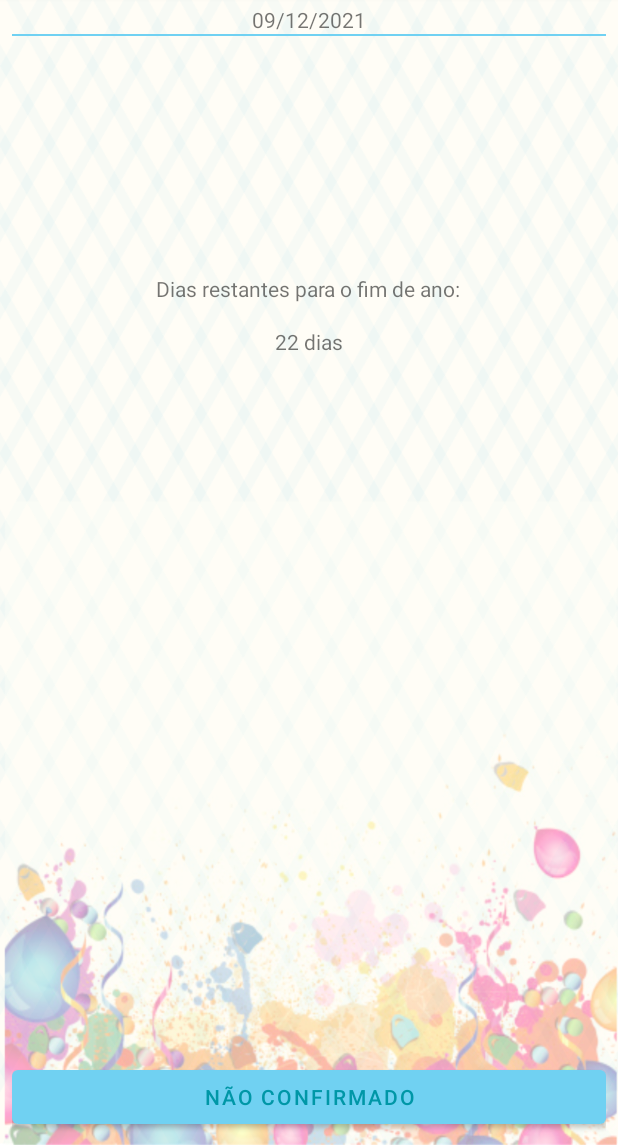
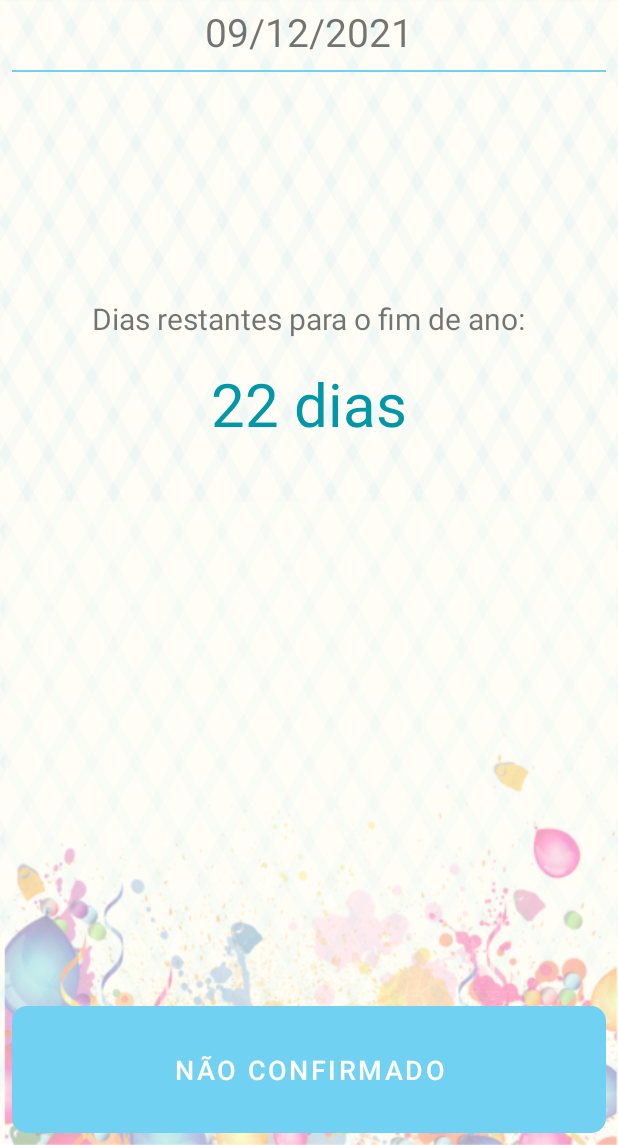
Before and after one commit to arthurmdros/HappyNewYear, an Android app: the screen it shows after launch (MainActivity), on a phone screen of 412 x 824 dp, the part 91-1236 px from its top. Run offline under Robolectric (Android 15) with nearby library versions, the light colour scheme and no system bars.

Commit message:
Adicionando estilização final da activiy main

```diff
--- a/app/src/main/res/layout/activity_main.xml
+++ b/app/src/main/res/layout/activity_main.xml
@@ -12,12 +12,14 @@
         android:layout_width="match_parent"
         android:layout_height="wrap_content"
         android:gravity="center"
-        android:text="01/01/2021" />
+        android:text="01/01/2021"
+        android:textSize="26sp" />
 
     <View
         android:layout_width="match_parent"
         android:layout_height="1dp"
         android:layout_below="@+id/text_today"
+        android:layout_marginTop="8dp"
         android:background="@color/colorPrimary" />
 
     <TextView
@@ -27,7 +29,8 @@
         android:layout_below="@+id/text_today"
         android:layout_centerHorizontal="true"
         android:layout_marginTop="160dp"
-        android:text="@string/dias_restantes_para_o_fim_de_ano" />
+        android:text="@string/dias_restantes_para_o_fim_de_ano"
+        android:textSize="20sp" />
 
     <TextView
         android:id="@+id/text_days_left"
@@ -36,13 +39,19 @@
         android:layout_below="@+id/text_label_days_left"
         android:layout_centerHorizontal="true"
         android:layout_marginTop="16dp"
-        android:text="365 dias" />
+        android:text="365 dias"
+        android:textColor="@color/colorPrimaryDark"
+        android:textSize="40sp" />
 
     <Button
         android:id="@+id/button_confirm"
         android:layout_width="match_parent"
         android:layout_height="wrap_content"
         android:layout_alignParentBottom="true"
-        android:text="SIM/NÃO/Não confirmado" />
+        android:background="@drawable/button_bg"
+        android:padding="24dp"
+        android:text="SIM/NÃO/Não confirmado"
+        android:textColor="@color/colorTextWhite"
+        android:textSize="18sp" />
 
 </RelativeLayout>
```
